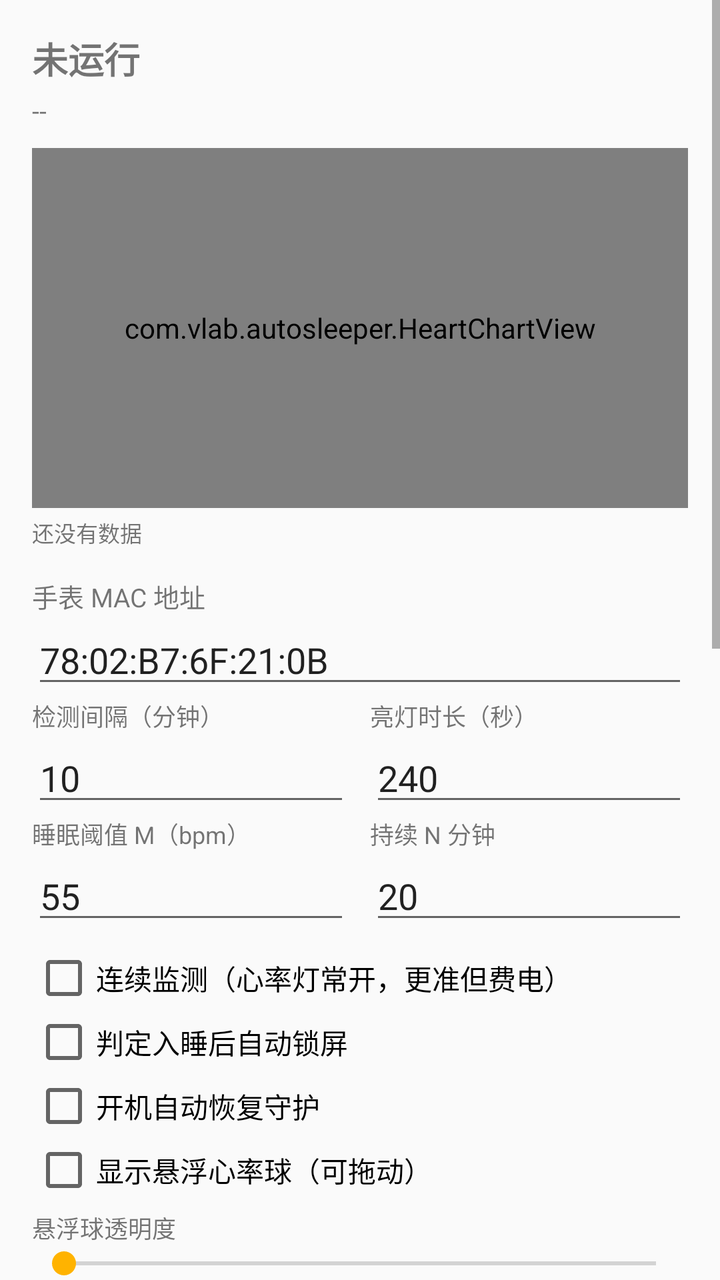
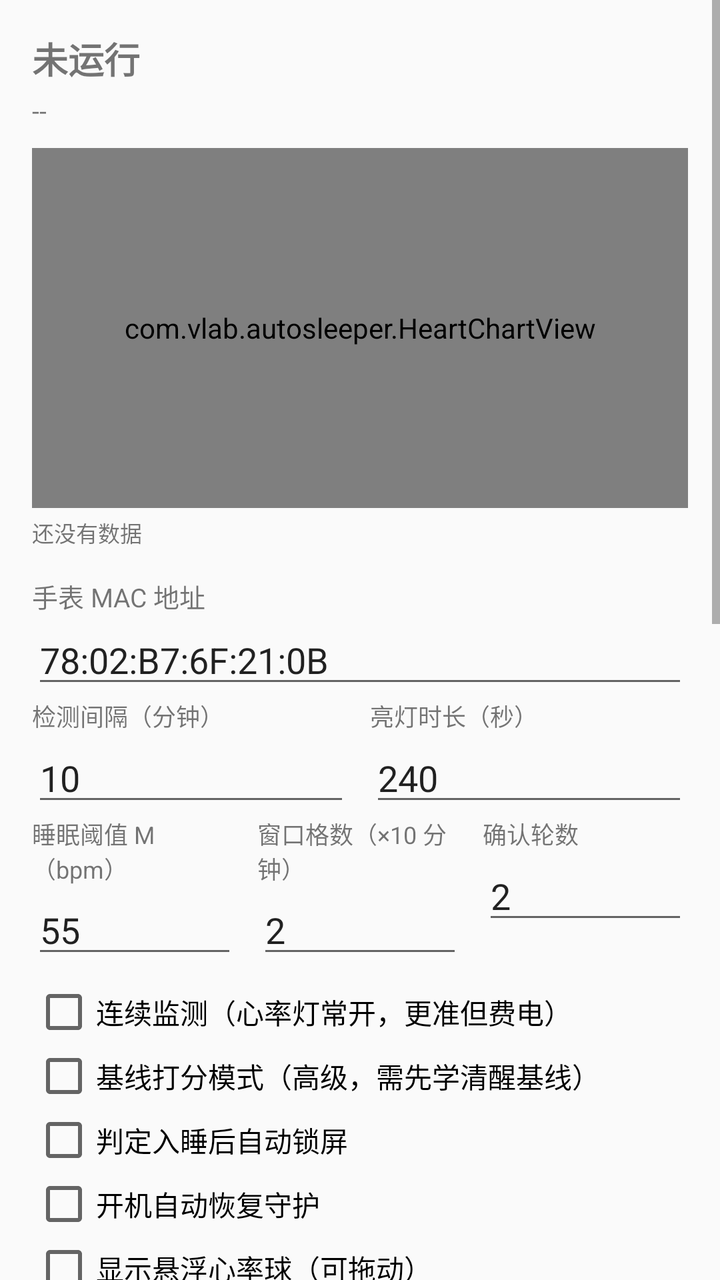

Two renders of the same Android screen: before a commit and after it. Below are the layout's source before the change and the commit's diff.
<!-- AndroidManifest.xml: application theme Theme.AutoSleeper -->
<!-- res/layout/activity_main.xml -->
<?xml version="1.0" encoding="utf-8"?>
<ScrollView xmlns:android="http://schemas.android.com/apk/res/android"
    android:layout_width="match_parent"
    android:layout_height="match_parent"
    android:fillViewport="true">

    <LinearLayout
        android:layout_width="match_parent"
        android:layout_height="wrap_content"
        android:orientation="vertical"
        android:padding="16dp">

        <TextView
            android:id="@+id/tvStatus"
            android:layout_width="match_parent"
            android:layout_height="wrap_content"
            android:text="@string/status_idle"
            android:textSize="18sp"
            android:textStyle="bold" />

        <TextView
            android:id="@+id/tvNow"
            android:layout_width="match_parent"
            android:layout_height="wrap_content"
            android:layout_marginTop="4dp"
            android:text="--"
            android:textSize="13sp" />

        <com.vlab.autosleeper.HeartChartView
            android:id="@+id/chart"
            android:layout_width="match_parent"
            android:layout_height="180dp"
            android:layout_marginTop="10dp" />

        <TextView
            android:id="@+id/tvChartInfo"
            android:layout_width="match_parent"
            android:layout_height="wrap_content"
            android:layout_marginTop="4dp"
            android:text="还没有数据"
            android:textSize="11sp" />

        <TextView
            android:layout_width="match_parent"
            android:layout_height="wrap_content"
            android:layout_marginTop="14dp"
            android:text="@string/hint_addr"
            android:textSize="13sp" />

        <EditText
            android:id="@+id/etAddr"
            android:layout_width="match_parent"
            android:layout_height="wrap_content"
            android:inputType="text"
            android:singleLine="true"
            android:text="78:02:B7:6F:21:0B" />

        <LinearLayout
            android:layout_width="match_parent"
            android:layout_height="wrap_content"
            android:orientation="horizontal">

            <LinearLayout
                android:layout_width="0dp"
                android:layout_height="wrap_content"
                android:layout_weight="1"
                android:orientation="vertical">

                <TextView
                    android:layout_width="match_parent"
                    android:layout_height="wrap_content"
                    android:text="@string/label_interval"
                    android:textSize="12sp" />

                <EditText
                    android:id="@+id/etInterval"
                    android:layout_width="match_parent"
                    android:layout_height="wrap_content"
                    android:inputType="number"
                    android:singleLine="true"
                    android:text="10" />
            </LinearLayout>

            <LinearLayout
                android:layout_width="0dp"
                android:layout_height="wrap_content"
                android:layout_weight="1"
                android:layout_marginStart="10dp"
                android:orientation="vertical">

                <TextView
                    android:layout_width="match_parent"
                    android:layout_height="wrap_content"
                    android:text="@string/label_monitor"
                    android:textSize="12sp" />

                <EditText
                    android:id="@+id/etMonitor"
                    android:layout_width="match_parent"
                    android:layout_height="wrap_content"
                    android:inputType="number"
                    android:singleLine="true"
                    android:text="240" />
            </LinearLayout>
        </LinearLayout>

        <LinearLayout
            android:layout_width="match_parent"
            android:layout_height="wrap_content"
            android:orientation="horizontal">

            <LinearLayout
                android:layout_width="0dp"
                android:layout_height="wrap_content"
                android:layout_weight="1"
                android:orientation="vertical">

                <TextView
                    android:layout_width="match_parent"
                    android:layout_height="wrap_content"
                    android:text="@string/label_threshold"
                    android:textSize="12sp" />

                <EditText
                    android:id="@+id/etThreshold"
                    android:layout_width="match_parent"
                    android:layout_height="wrap_content"
                    android:inputType="number"
                    android:singleLine="true"
                    android:text="55" />
            </LinearLayout>

            <LinearLayout
                android:layout_width="0dp"
                android:layout_height="wrap_content"
                android:layout_weight="1"
                android:layout_marginStart="10dp"
                android:orientation="vertical">

                <TextView
                    android:layout_width="match_parent"
                    android:layout_height="wrap_content"
                    android:text="@string/label_hold"
                    android:textSize="12sp" />

                <EditText
                    android:id="@+id/etHold"
                    android:layout_width="match_parent"
                    android:layout_height="wrap_content"
                    android:inputType="number"
                    android:singleLine="true"
                    android:text="20" />
            </LinearLayout>
        </LinearLayout>

        <CheckBox
            android:id="@+id/cbContinuous"
            android:layout_width="match_parent"
            android:layout_height="wrap_content"
            android:layout_marginTop="6dp"
            android:text="@string/label_continuous" />

        <CheckBox
            android:id="@+id/cbAutoLock"
            android:layout_width="match_parent"
            android:layout_height="wrap_content"
            android:text="@string/label_autolock" />

        <CheckBox
            android:id="@+id/cbBoot"
            android:layout_width="match_parent"
            android:layout_height="wrap_content"
            android:text="@string/label_boot" />

        <CheckBox
            android:id="@+id/cbFloat"
            android:layout_width="match_parent"
            android:layout_height="wrap_content"
            android:text="@string/label_float" />

        <TextView
            android:layout_width="match_parent"
            android:layout_height="wrap_content"
            android:layout_marginTop="4dp"
            android:text="@string/label_alpha"
            android:textSize="12sp" />

        <SeekBar
            android:id="@+id/sbAlpha"
            android:layout_width="match_parent"
            android:layout_height="wrap_content"
            android:max="80" />

        <TextView
            android:layout_width="match_parent"
            android:layout_height="wrap_content"
            android:text="@string/label_posx"
            android:textSize="12sp" />

        <SeekBar
            android:id="@+id/sbX"
            android:layout_width="match_parent"
            android:layout_height="wrap_content"
            android:max="1000" />

        <TextView
            android:layout_width="match_parent"
            android:layout_height="wrap_content"
            android:text="@string/label_posy"
            android:textSize="12sp" />

        <SeekBar
            android:id="@+id/sbY"
            android:layout_width="match_parent"
            android:layout_height="wrap_content"
            android:max="1000" />

        <Button
            android:id="@+id/btnOverlayPerm"
            android:layout_width="match_parent"
            android:layout_height="wrap_content"
            android:text="@string/btn_overlay" />

        <LinearLayout
            android:layout_width="match_parent"
            android:layout_height="wrap_content"
            android:layout_marginTop="10dp"
            android:orientation="horizontal">

            <Button
                android:id="@+id/btnStart"
                android:layout_width="0dp"
                android:layout_height="wrap_content"
                android:layout_weight="1"
                android:text="@string/btn_start" />

            <Button
                android:id="@+id/btnStop"
                android:layout_width="0dp"
                android:layout_height="wrap_content"
                android:layout_weight="1"
                android:layout_marginStart="8dp"
                android:text="@string/btn_stop" />
        </LinearLayout>

        <LinearLayout
            android:layout_width="match_parent"
            android:layout_height="wrap_content"
            android:orientation="horizontal">

            <Button
                android:id="@+id/btnTest"
                android:layout_width="0dp"
                android:layout_height="wrap_content"
                android:layout_weight="1"
                android:text="@string/btn_test" />

            <Button
                android:id="@+id/btnFetch"
                android:layout_width="0dp"
                android:layout_height="wrap_content"
                android:layout_weight="1"
                android:layout_marginStart="8dp"
                android:text="@string/btn_fetch" />

            <Button
                android:id="@+id/btnLock"
                android:layout_width="0dp"
                android:layout_height="wrap_content"
                android:layout_weight="1"
                android:layout_marginStart="8dp"
                android:text="@string/btn_lock_now" />
        </LinearLayout>

        <LinearLayout
            android:layout_width="match_parent"
            android:layout_height="wrap_content"
            android:orientation="horizontal">

            <Button
                android:id="@+id/btnAdmin"
                android:layout_width="0dp"
                android:layout_height="wrap_content"
                android:layout_weight="1.2"
                android:text="@string/btn_admin" />

            <Button
                android:id="@+id/btnPair"
                android:layout_width="0dp"
                android:layout_height="wrap_content"
                android:layout_weight="1"
                android:layout_marginStart="8dp"
                android:text="@string/btn_pair" />

            <Button
                android:id="@+id/btnClear"
                android:layout_width="0dp"
                android:layout_height="wrap_content"
                android:layout_weight="1"
                android:layout_marginStart="8dp"
                android:text="@string/btn_clear" />
        </LinearLayout>

        <Button
            android:id="@+id/btnBattery"
            android:layout_width="match_parent"
            android:layout_height="wrap_content"
            android:text="@string/btn_battery" />

        <Button
            android:id="@+id/btnHistory"
            android:layout_width="match_parent"
            android:layout_height="wrap_content"
            android:text="@string/btn_history" />

        <TextView
            android:layout_width="match_parent"
            android:layout_height="wrap_content"
            android:layout_marginTop="12dp"
            android:text="运行日志"
            android:textSize="13sp" />

        <TextView
            android:id="@+id/tvLog"
            android:layout_width="match_parent"
            android:layout_height="wrap_content"
            android:layout_marginTop="6dp"
            android:background="@color/log_bg"
            android:fontFamily="monospace"
            android:minHeight="200dp"
            android:padding="8dp"
            android:textColor="@color/log_fg"
            android:textIsSelectable="true"
            android:textSize="11sp" />

    </LinearLayout>
</ScrollView>
<!-- resources referenced by this layout -->
<resources>
  <color name="log_bg">#101418</color>
  <color name="log_fg">#9EE493</color>
  <string name="btn_admin">激活锁屏权限</string>
  <string name="btn_battery">关闭电池优化（保活）</string>
  <string name="btn_clear">清空日志</string>
  <string name="btn_fetch">拉取心率</string>
  <string name="btn_history">历史曲线（本地存档）</string>
  <string name="btn_lock_now">立即锁屏</string>
  <string name="btn_overlay">授权悬浮窗</string>
  <string name="btn_pair">系统配对</string>
  <string name="btn_start">开始守护</string>
  <string name="btn_stop">停止守护</string>
  <string name="btn_test">立即测一次</string>
  <string name="hint_addr">手表 MAC 地址</string>
  <string name="label_alpha">悬浮球透明度</string>
  <string name="label_autolock">判定入睡后自动锁屏</string>
  <string name="label_boot">开机自动恢复守护</string>
  <string name="label_continuous">连续监测（心率灯常开，更准但费电）</string>
  <string name="label_float">显示悬浮心率球（可拖动）</string>
  <string name="label_hold">持续 N 分钟</string>
  <string name="label_interval">检测间隔（分钟）</string>
  <string name="label_monitor">亮灯时长（秒）</string>
  <string name="label_posx">悬浮球水平位置</string>
  <string name="label_posy">悬浮球垂直位置</string>
  <string name="label_threshold">睡眠阈值 M（bpm）</string>
  <string name="status_idle">未运行</string>
  <style name="Theme.AutoSleeper" parent="Theme.AppCompat.DayNight.DarkActionBar">
          <item name="colorPrimary">@color/primary</item>
          <item name="colorPrimaryDark">@color/primary_dark</item>
          <item name="colorAccent">@color/accent</item>
      </style>
  <color name="primary">#1A237E</color>
  <color name="primary_dark">#0D1454</color>
  <color name="accent">#FFB300</color>
</resources>

<!-- the commit's change to res/layout/activity_main.xml (unified diff, before → after) -->
@@ -149,7 +149,29 @@
                     android:layout_height="wrap_content"
                     android:inputType="number"
                     android:singleLine="true"
-                    android:text="20" />
+                    android:text="2" />
+            </LinearLayout>
+
+            <LinearLayout
+                android:layout_width="0dp"
+                android:layout_height="wrap_content"
+                android:layout_weight="1"
+                android:layout_marginStart="10dp"
+                android:orientation="vertical">
+
+                <TextView
+                    android:layout_width="match_parent"
+                    android:layout_height="wrap_content"
+                    android:text="@string/label_confirm"
+                    android:textSize="12sp" />
+
+                <EditText
+                    android:id="@+id/etConfirm"
+                    android:layout_width="match_parent"
+                    android:layout_height="wrap_content"
+                    android:inputType="number"
+                    android:singleLine="true"
+                    android:text="2" />
             </LinearLayout>
         </LinearLayout>
 
@@ -159,6 +181,12 @@
             android:layout_height="wrap_content"
             android:layout_marginTop="6dp"
             android:text="@string/label_continuous" />
+
+        <CheckBox
+            android:id="@+id/cbBaseline"
+            android:layout_width="match_parent"
+            android:layout_height="wrap_content"
+            android:text="@string/label_baseline" />
 
         <CheckBox
             android:id="@+id/cbAutoLock"
@@ -254,6 +282,14 @@
                 android:layout_height="wrap_content"
                 android:layout_weight="1"
                 android:text="@string/btn_test" />
+
+            <Button
+                android:id="@+id/btnStopOnce"
+                android:layout_width="0dp"
+                android:layout_height="wrap_content"
+                android:layout_weight="1"
+                android:layout_marginStart="8dp"
+                android:text="@string/btn_stop_once" />
 
             <Button
                 android:id="@+id/btnFetch"
<!-- resource entries referenced after the edit -->
@@ -5,21 +5,24 @@
   <string name="btn_admin">激活锁屏权限</string>
   <string name="btn_battery">关闭电池优化（保活）</string>
   <string name="btn_clear">清空日志</string>
-  <string name="btn_fetch">拉取心率</string>
+  <string name="btn_fetch">拉取</string>
   <string name="btn_history">历史曲线（本地存档）</string>
-  <string name="btn_lock_now">立即锁屏</string>
+  <string name="btn_lock_now">锁屏</string>
   <string name="btn_overlay">授权悬浮窗</string>
   <string name="btn_pair">系统配对</string>
   <string name="btn_start">开始守护</string>
   <string name="btn_stop">停止守护</string>
-  <string name="btn_test">立即测一次</string>
+  <string name="btn_stop_once">结束</string>
+  <string name="btn_test">测一次</string>
   <string name="hint_addr">手表 MAC 地址</string>
   <string name="label_alpha">悬浮球透明度</string>
   <string name="label_autolock">判定入睡后自动锁屏</string>
+  <string name="label_baseline">基线打分模式（高级，需先学清醒基线）</string>
   <string name="label_boot">开机自动恢复守护</string>
+  <string name="label_confirm">确认轮数</string>
   <string name="label_continuous">连续监测（心率灯常开，更准但费电）</string>
   <string name="label_float">显示悬浮心率球（可拖动）</string>
-  <string name="label_hold">持续 N 分钟</string>
+  <string name="label_hold">窗口格数（×10 分钟）</string>
   <string name="label_interval">检测间隔（分钟）</string>
   <string name="label_monitor">亮灯时长（秒）</string>
   <string name="label_posx">悬浮球水平位置</string>
